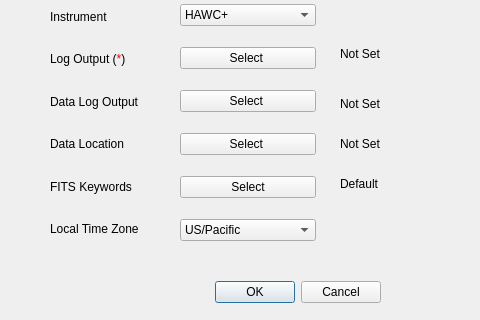
This is SOFIACruiseTools/Director/directorStartupDialog.ui in astrobokonon/SOFIACruiseTools as Qt 5 draws it before an edit; both pictures show x 0 to 480 and y 154 to 474 of the 720 by 474 pixel window. The edited form follows.
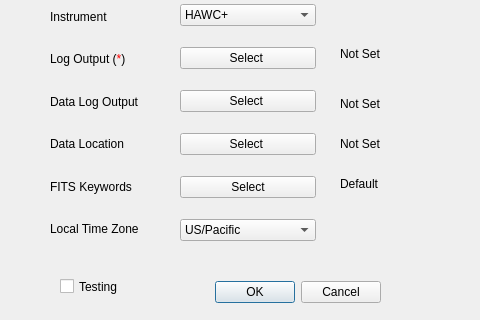
This is the edited form.

Commit message: Added check for network health

Diff of the .ui file:
```diff
--- a/SOFIACruiseTools/Director/directorStartupDialog.ui
+++ b/SOFIACruiseTools/Director/directorStartupDialog.ui
@@ -307,6 +307,19 @@
     </item>
    </layout>
   </widget>
+  <widget class="QCheckBox" name="test_config">
+   <property name="geometry">
+    <rect>
+     <x>60</x>
+     <y>430</y>
+     <width>85</width>
+     <height>21</height>
+    </rect>
+   </property>
+   <property name="text">
+    <string>Testing</string>
+   </property>
+  </widget>
  </widget>
  <resources/>
  <connections>
```
The commit also changes 4 other files.
